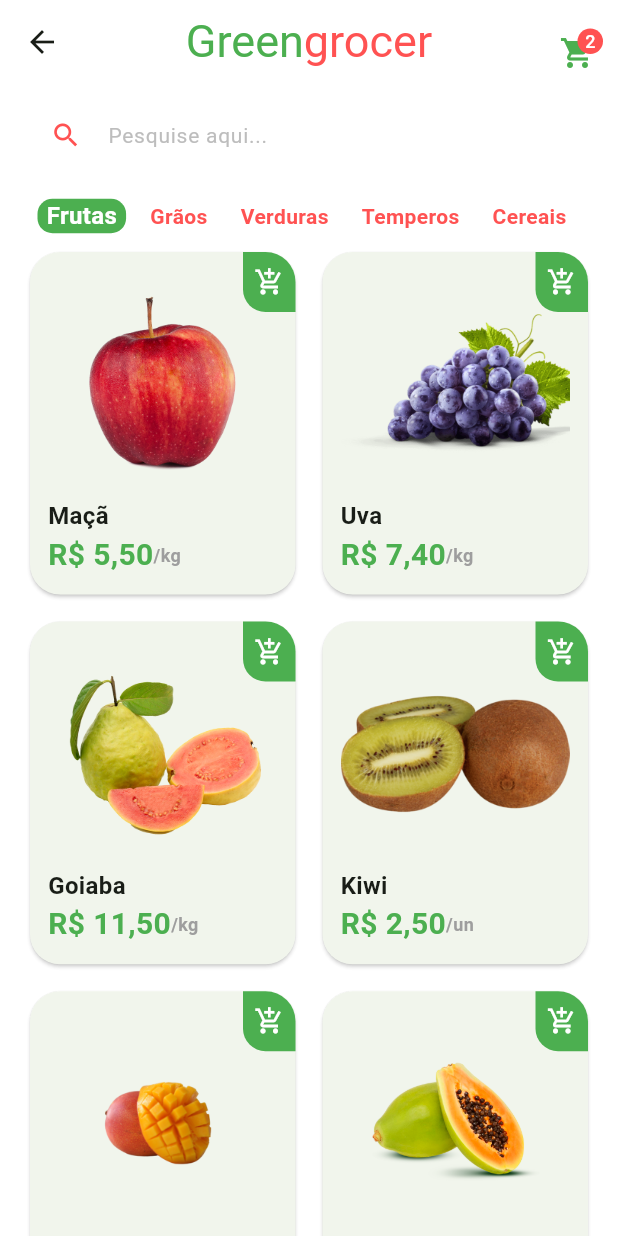
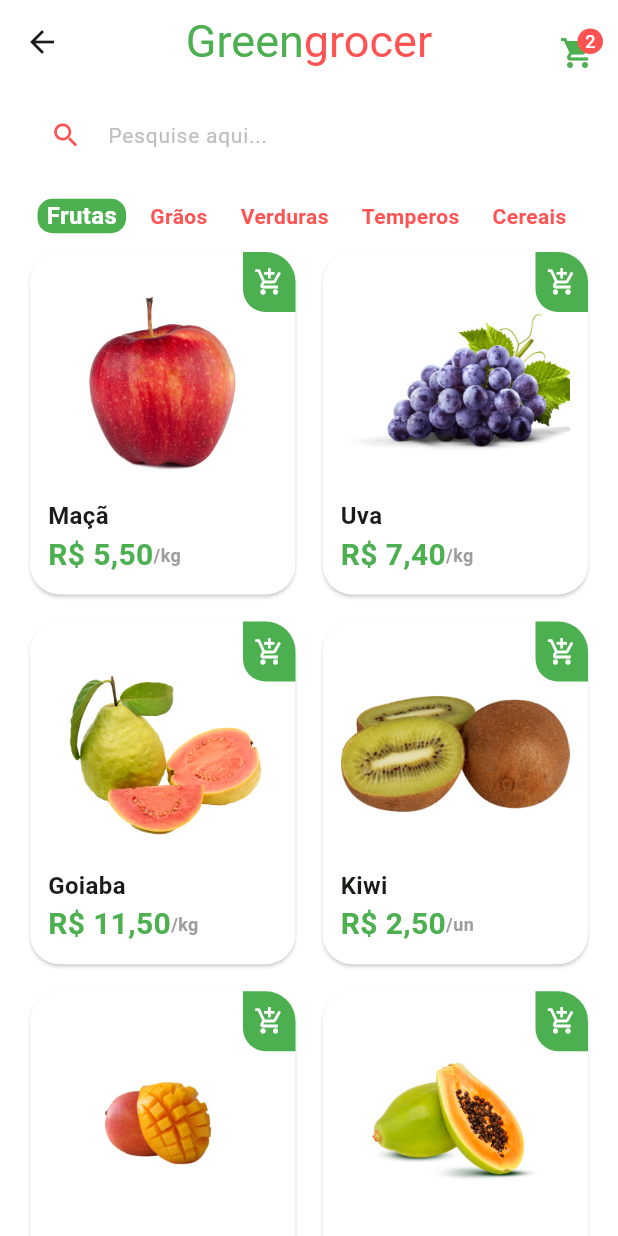
Before and after one commit to Pinheiro-dev/Quitanda, a Flutter app: the HomeTab screen opened directly, on a phone screen of 412 x 824 dp. Run offline on Flutter 3.47's test engine with Material 2 defaults, Android fonts, the phone set to English and light mode, and no system bars; our stand-ins replace animated_text_kit, mask_text_input_formatter.

```diff
--- a/lib/src/pages/home/components/item_title.dart
+++ b/lib/src/pages/home/components/item_tile.dart
@@ -6,10 +6,10 @@ import 'package:quitanda/src/models/item_model.dart';
 import 'package:quitanda/src/pages/product/product_screen.dart';
 import 'package:quitanda/src/services/utils_services.dart';
 
-class ItemTitle extends StatelessWidget {
+class ItemTile extends StatelessWidget {
   final ItemModel item;
 
-  ItemTitle({
+  ItemTile({
     Key? key,
     required this.item,
   }) : super(key: key);
@@ -29,6 +29,7 @@ class ItemTitle extends StatelessWidget {
           },
           child: Card(
             elevation: 1,
+            color: Colors.white,
             shadowColor: Colors.grey.shade300,
             shape: RoundedRectangleBorder(
               borderRadius: BorderRadius.circular(20),
--- a/lib/src/pages/home/home_tab.dart
+++ b/lib/src/pages/home/home_tab.dart
@@ -4,7 +4,7 @@ import 'package:quitanda/src/Config/custom_colors.dart';
 import 'components/category_tile.dart';
 import 'package:quitanda/src/Config/app_data.dart' as app_data;
 
-import 'components/item_title.dart';
+import 'components/item_tile.dart';
 
 class HomeTab extends StatefulWidget {
   const HomeTab({super.key});
@@ -133,7 +133,7 @@ class _HomeTabState extends State<HomeTab> {
               ),
               itemCount: app_data.items.length,
               itemBuilder: (_, index) {
-                return ItemTitle(
+                return ItemTile(
                   item: app_data.items[index],
                 );
               },
--- a/lib/src/pages/product/product_screen.dart
+++ b/lib/src/pages/product/product_screen.dart
@@ -134,7 +134,10 @@ class ProductScreen extends StatelessWidget {
                 onPressed: () {
                   Navigator.of(context).pop();
                 },
-                icon: const Icon(Icons.arrow_back_ios),
+                icon: Icon(
+                  Icons.arrow_back_ios,
+                  color: CustomColors.customSwatchColor,
+                ),
               ),
             ),
           ),
```
